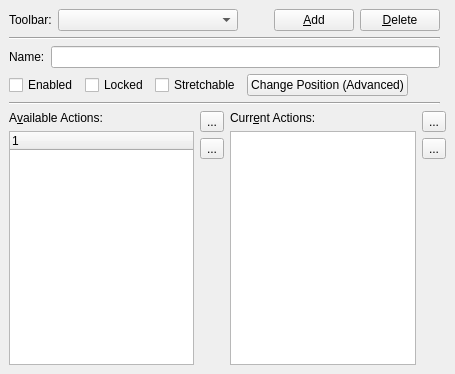
Old version of the form src/options/opt_lookfeel_toolbars.ui in the repository mblsha/psi.
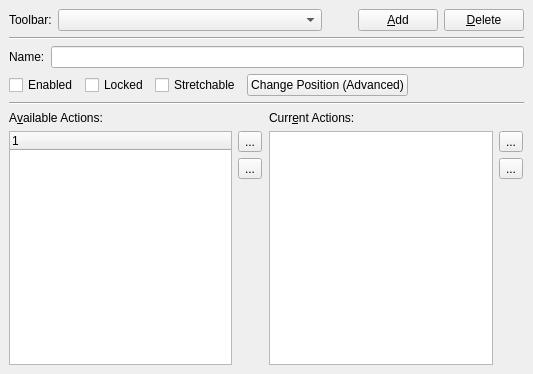
New version of the form. Custom widgets are drawn as their Qt base class.

Commit message: Some visual tweaks in the toolbar dialog.

Patch:
```diff
--- a/src/options/opt_lookfeel_toolbars.ui
+++ b/src/options/opt_lookfeel_toolbars.ui
@@ -5,21 +5,21 @@
    <rect>
     <x>0</x>
     <y>0</y>
-    <width>455</width>
+    <width>533</width>
     <height>374</height>
    </rect>
   </property>
   <property name="windowTitle" >
    <string>LookFeelToolbarsUI</string>
   </property>
-  <layout class="QGridLayout" >
+  <layout class="QVBoxLayout" >
    <property name="margin" >
     <number>9</number>
    </property>
    <property name="spacing" >
     <number>6</number>
    </property>
-   <item row="4" column="0" colspan="2" >
+   <item>
     <layout class="QHBoxLayout" >
      <property name="margin" >
       <number>0</number>
@@ -28,207 +28,64 @@
       <number>6</number>
      </property>
      <item>
-      <layout class="QVBoxLayout" >
-       <property name="margin" >
-        <number>0</number>
+      <widget class="QLabel" name="textLabel1" >
+       <property name="text" >
+        <string>Toolbar:</string>
        </property>
-       <property name="spacing" >
-        <number>6</number>
+      </widget>
+     </item>
+     <item>
+      <widget class="QComboBox" name="cb_toolbars" >
+       <property name="sizePolicy" >
+        <sizepolicy>
+         <hsizetype>7</hsizetype>
+         <vsizetype>0</vsizetype>
+         <horstretch>0</horstretch>
+         <verstretch>0</verstretch>
+        </sizepolicy>
        </property>
-       <item>
-        <widget class="QLabel" name="textLabel25" >
-         <property name="text" >
-          <string>A&amp;vailable Actions:</string>
-         </property>
-         <property name="buddy" >
-          <cstring>tw_availActions</cstring>
-         </property>
-        </widget>
-       </item>
-       <item>
-        <widget class="QTreeWidget" name="tw_availActions" >
-         <property name="editTriggers" >
-          <set>QAbstractItemView::NoEditTriggers</set>
-         </property>
-         <property name="rootIsDecorated" >
-          <bool>false</bool>
-         </property>
-         <property name="sortingEnabled" >
-          <bool>false</bool>
-         </property>
-         <property name="columnCount" >
-          <number>1</number>
-         </property>
-         <column>
-          <property name="text" >
-           <string/>
-          </property>
-         </column>
-        </widget>
-       </item>
-      </layout>
+      </widget>
      </item>
-	 
      <item>
-      <layout class="QVBoxLayout" >
-       <property name="margin" >
-        <number>0</number>
+      <spacer>
+       <property name="orientation" >
+        <enum>Qt::Horizontal</enum>
        </property>
-       <property name="spacing" >
-        <number>6</number>
+       <property name="sizeType" >
+        <enum>QSizePolicy::Maximum</enum>
        </property>
-       <item>
-        <widget class="IconToolButton" name="tb_right" >
-         <property name="sizePolicy" >
-          <sizepolicy>
-           <hsizetype>4</hsizetype>
-           <vsizetype>1</vsizetype>
-           <horstretch>0</horstretch>
-           <verstretch>0</verstretch>
-          </sizepolicy>
-         </property>
-         <property name="text" >
-          <string>...</string>
-         </property>
-         <property name="psiIconName" stdset="0" >
-          <string>psi/arrowRight</string>
-         </property>
-        </widget>
-       </item>
-       <item>
-        <widget class="IconToolButton" name="tb_left" >
-         <property name="sizePolicy" >
-          <sizepolicy>
-           <hsizetype>4</hsizetype>
-           <vsizetype>1</vsizetype>
-           <horstretch>0</horstretch>
-           <verstretch>0</verstretch>
-          </sizepolicy>
-         </property>
-         <property name="text" >
-          <string>...</string>
-         </property>
-         <property name="psiIconName" stdset="0" >
-          <string>psi/arrowLeft</string>
-         </property>
-        </widget>
-       </item>
-       <item>
-        <spacer>
-         <property name="orientation" >
-          <enum>Qt::Vertical</enum>
-         </property>
-         <property name="sizeType" >
-          <enum>QSizePolicy::Expanding</enum>
-         </property>
-         <property name="sizeHint" >
-          <size>
-           <width>20</width>
-           <height>40</height>
-          </size>
-         </property>
-        </spacer>
-       </item>
-      </layout>
+       <property name="sizeHint" >
+        <size>
+         <width>30</width>
+         <height>20</height>
+        </size>
+       </property>
+      </spacer>
      </item>
-
      <item>
-      <layout class="QVBoxLayout" >
-       <property name="margin" >
-        <number>0</number>
+      <widget class="IconButton" name="pb_addToolbar" >
+       <property name="text" >
+        <string>&amp;Add</string>
        </property>
-       <property name="spacing" >
-        <number>6</number>
+       <property name="shortcut" >
+        <string>Alt+A</string>
        </property>
-       <item>
-        <widget class="QLabel" name="textLabel24" >
-         <property name="text" >
-          <string>Curr&amp;ent Actions:</string>
-         </property>
-         <property name="buddy" >
-          <cstring>lw_selectedActions</cstring>
-         </property>
-        </widget>
-       </item>
-       <item>
-        <widget class="QListWidget" name="lw_selectedActions" >
-         <property name="editTriggers" >
-          <set>QAbstractItemView::NoEditTriggers</set>
-         </property>
-         <property name="sortingEnabled" >
-          <bool>false</bool>
-         </property>
-        </widget>
-       </item>
-      </layout>
+      </widget>
      </item>
-	 
      <item>
-      <layout class="QVBoxLayout" >
-       <property name="margin" >
-        <number>0</number>
+      <widget class="IconButton" name="pb_deleteToolbar" >
+       <property name="text" >
+        <string>&amp;Delete</string>
        </property>
-       <property name="spacing" >
-        <number>6</number>
+       <property name="shortcut" >
+        <string>Alt+D</string>
        </property>
-       <item>
-        <widget class="IconToolButton" name="tb_up" >
-         <property name="sizePolicy" >
-          <sizepolicy>
-           <hsizetype>4</hsizetype>
-           <vsizetype>1</vsizetype>
-           <horstretch>0</horstretch>
-           <verstretch>0</verstretch>
-          </sizepolicy>
-         </property>
-         <property name="text" >
-          <string>...</string>
-         </property>
-         <property name="psiIconName" stdset="0" >
-          <string>psi/arrowUp</string>
-         </property>
-        </widget>
-       </item>
-       <item>
-        <widget class="IconToolButton" name="tb_down" >
-         <property name="sizePolicy" >
-          <sizepolicy>
-           <hsizetype>4</hsizetype>
-           <vsizetype>1</vsizetype>
-           <horstretch>0</horstretch>
-           <verstretch>0</verstretch>
-          </sizepolicy>
-         </property>
-         <property name="text" >
-          <string>...</string>
-         </property>
-         <property name="psiIconName" stdset="0" >
-          <string>psi/arrowDown</string>
-         </property>
-        </widget>
-       </item>
-       <item>
-        <spacer>
-         <property name="orientation" >
-          <enum>Qt::Vertical</enum>
-         </property>
-         <property name="sizeType" >
-          <enum>QSizePolicy::Expanding</enum>
-         </property>
-         <property name="sizeHint" >
-          <size>
-           <width>20</width>
-           <height>40</height>
-          </size>
-         </property>
-        </spacer>
-       </item>
-      </layout>
+      </widget>
      </item>
     </layout>
    </item>
-   <item row="3" column="0" >
-    <widget class="Line" name="line3" >
+   <item>
+    <widget class="Line" name="line2" >
      <property name="frameShape" >
       <enum>QFrame::HLine</enum>
      </property>
@@ -240,7 +97,7 @@
      </property>
     </widget>
    </item>
-   <item row="2" column="0" >
+   <item>
     <layout class="QVBoxLayout" >
      <property name="margin" >
       <number>0</number>
@@ -334,8 +191,8 @@
      </item>
     </layout>
    </item>
-   <item row="1" column="0" >
-    <widget class="Line" name="line2" >
+   <item>
+    <widget class="Line" name="line3" >
      <property name="frameShape" >
       <enum>QFrame::HLine</enum>
      </property>
@@ -347,69 +204,169 @@
      </property>
     </widget>
    </item>
-   <item row="0" column="0" >
-    <layout class="QHBoxLayout" >
+   <item>
+    <layout class="QGridLayout" >
      <property name="margin" >
       <number>0</number>
      </property>
      <property name="spacing" >
       <number>6</number>
      </property>
-     <item>
-      <widget class="QLabel" name="textLabel1" >
+     <item rowspan="3" row="1" column="2" >
+      <widget class="QListWidget" name="lw_selectedActions" >
+       <property name="editTriggers" >
+        <set>QAbstractItemView::NoEditTriggers</set>
+       </property>
+       <property name="sortingEnabled" >
+        <bool>false</bool>
+       </property>
+      </widget>
+     </item>
+     <item rowspan="3" row="1" column="0" >
+      <widget class="QTreeWidget" name="tw_availActions" >
+       <property name="editTriggers" >
+        <set>QAbstractItemView::NoEditTriggers</set>
+       </property>
+       <property name="rootIsDecorated" >
+        <bool>false</bool>
+       </property>
+       <property name="sortingEnabled" >
+        <bool>false</bool>
+       </property>
+       <property name="columnCount" >
+        <number>1</number>
+       </property>
+       <column>
+        <property name="text" >
+         <string/>
+        </property>
+       </column>
+      </widget>
+     </item>
+     <item row="3" column="1" >
+      <spacer>
+       <property name="orientation" >
+        <enum>Qt::Vertical</enum>
+       </property>
+       <property name="sizeType" >
+        <enum>QSizePolicy::Expanding</enum>
+       </property>
+       <property name="sizeHint" >
+        <size>
+         <width>25</width>
+         <height>91</height>
+        </size>
+       </property>
+      </spacer>
+     </item>
+     <item row="1" column="1" >
+      <widget class="IconToolButton" name="tb_right" >
+       <property name="sizePolicy" >
+        <sizepolicy>
+         <hsizetype>4</hsizetype>
+         <vsizetype>1</vsizetype>
+         <horstretch>0</horstretch>
+         <verstretch>0</verstretch>
+        </sizepolicy>
+       </property>
        <property name="text" >
-        <string>Toolbar:</string>
+        <string>...</string>
        </property>
+       <property name="psiIconName" stdset="0" >
+	    <string>psi/arrowRight</string>
+	   </property>
       </widget>
      </item>
-     <item>
-      <widget class="QComboBox" name="cb_toolbars" >
+     <item row="0" column="2" >
+      <widget class="QLabel" name="textLabel24" >
+       <property name="text" >
+        <string>Curr&amp;ent Actions:</string>
+       </property>
+       <property name="buddy" >
+        <cstring>lw_selectedActions</cstring>
+       </property>
+      </widget>
+     </item>
+     <item row="1" column="3" >
+      <widget class="IconToolButton" name="tb_up" >
        <property name="sizePolicy" >
         <sizepolicy>
-         <hsizetype>7</hsizetype>
-         <vsizetype>0</vsizetype>
+         <hsizetype>4</hsizetype>
+         <vsizetype>1</vsizetype>
          <horstretch>0</horstretch>
          <verstretch>0</verstretch>
         </sizepolicy>
        </property>
+       <property name="text" >
+        <string>...</string>
+       </property>
+       <property name="psiIconName" stdset="0" >
+	    <string>psi/arrowUp</string>
+	   </property>
       </widget>
      </item>
-     <item>
+     <item row="3" column="3" >
       <spacer>
        <property name="orientation" >
-        <enum>Qt::Horizontal</enum>
+        <enum>Qt::Vertical</enum>
        </property>
        <property name="sizeType" >
-        <enum>QSizePolicy::Maximum</enum>
+        <enum>QSizePolicy::Expanding</enum>
        </property>
        <property name="sizeHint" >
         <size>
-         <width>30</width>
-         <height>20</height>
+         <width>25</width>
+         <height>101</height>
         </size>
        </property>
       </spacer>
      </item>
-     <item>
-      <widget class="IconButton" name="pb_addToolbar" >
+     <item row="2" column="3" >
+      <widget class="IconToolButton" name="tb_down" >
+       <property name="sizePolicy" >
+        <sizepolicy>
+         <hsizetype>4</hsizetype>
+         <vsizetype>1</vsizetype>
+         <horstretch>0</horstretch>
+         <verstretch>0</verstretch>
+        </sizepolicy>
+       </property>
        <property name="text" >
-        <string>&amp;Add</string>
+        <string>...</string>
        </property>
-       <property name="shortcut" >
-        <string>Alt+A</string>
-       </property>
+       <property name="psiIconName" stdset="0" >
+	    <string>psi/arrowDown</string>
+	   </property>
       </widget>
      </item>
-     <item>
-      <widget class="IconButton" name="pb_deleteToolbar" >
+     <item row="0" column="0" >
+      <widget class="QLabel" name="textLabel25" >
        <property name="text" >
-        <string>&amp;Delete</string>
+        <string>A&amp;vailable Actions:</string>
        </property>
-       <property name="shortcut" >
-        <string>Alt+D</string>
+       <property name="buddy" >
+        <cstring>tw_availActions</cstring>
        </property>
       </widget>
      </item>
+     <item row="2" column="1" >
+      <widget class="IconToolButton" name="tb_left" >
+       <property name="sizePolicy" >
+        <sizepolicy>
+         <hsizetype>4</hsizetype>
+         <vsizetype>1</vsizetype>
+         <horstretch>0</horstretch>
+         <verstretch>0</verstretch>
+        </sizepolicy>
+       </property>
+       <property name="text" >
+        <string>...</string>
+       </property>
+       <property name="psiIconName" stdset="0" >
+	    <string>psi/arrowLeft</string>
+	   </property>
+      </widget>
+     </item>
     </layout>
    </item>
   </layout>
@@ -417,16 +374,16 @@
  <layoutdefault spacing="6" margin="11" />
  <pixmapfunction>qPixmapFromMimeSource</pixmapfunction>
  <customwidgets>
-  <customwidget>
-   <class>IconButton</class>
-   <extends>QPushButton</extends>
-   <header>iconbutton.h</header>
-  </customwidget>
   <customwidget>
    <class>IconToolButton</class>
    <extends>QToolButton</extends>
    <header>icontoolbutton.h</header>
   </customwidget>
+  <customwidget>
+   <class>IconButton</class>
+   <extends>QPushButton</extends>
+   <header>iconbutton.h</header>
+  </customwidget>
  </customwidgets>
  <tabstops>
   <tabstop>cb_toolbars</tabstop>
```
